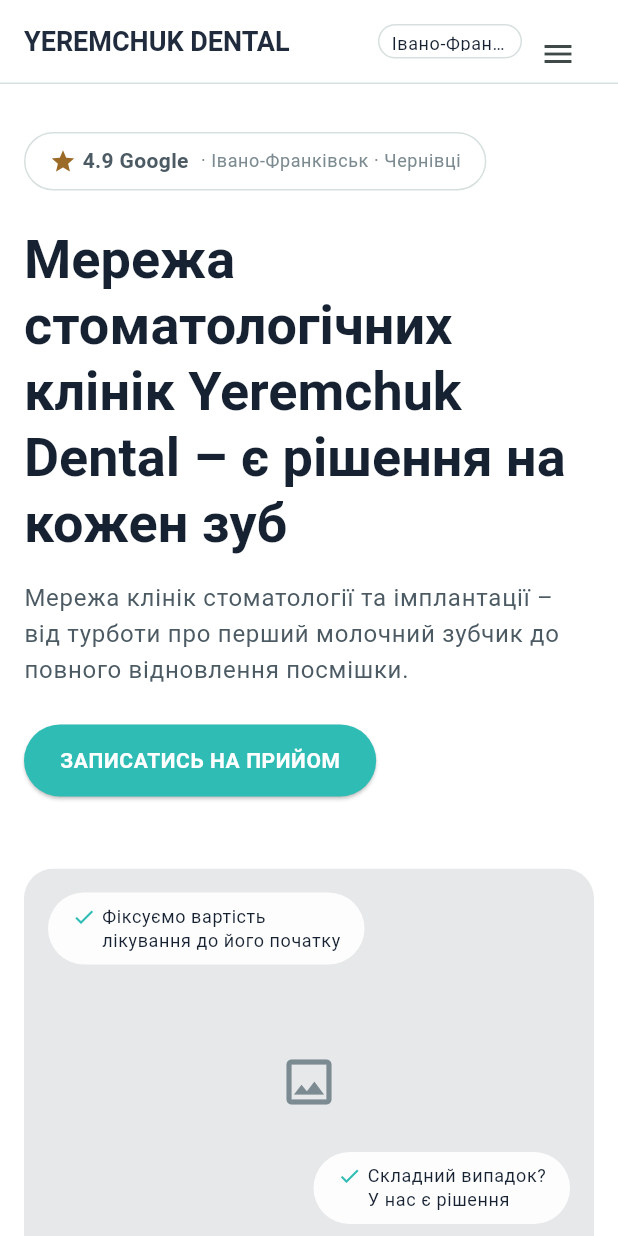
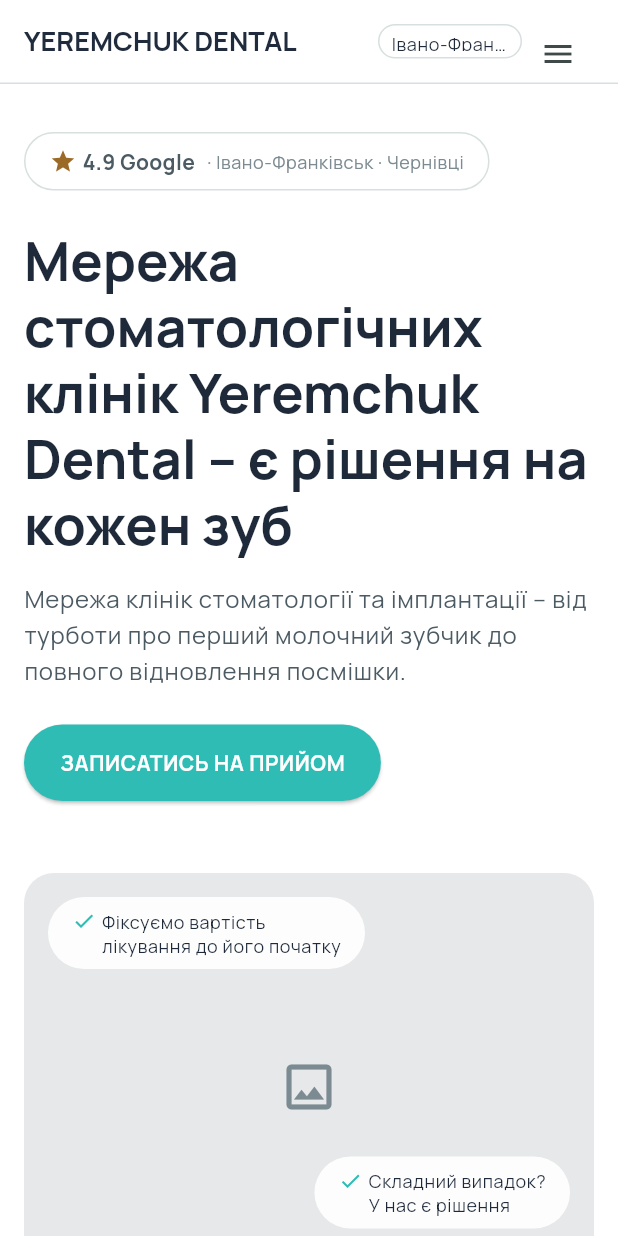
Before and after one commit to exteel/yeremchuk-dental, a Flutter app: the screen it shows after launch, on a phone screen of 412 x 824 dp. Run offline on Flutter 3.47's test engine with Material 3 defaults, Android fonts, the phone set to English and light mode, and no system bars; our stand-ins replace bloc, go_router, google_fonts; generated files the repository leaves out were written again.

Commit message:
Wire Manrope font, correct tealDark/navySoft/ink from precise pixel sampling
Font identified from letterform analysis of numerals and Cyrillic glyphs
across multiple reference crops (Manrope's flat-cut numeral terminals and
single-story a/g are distinctive). Colors re-sampled with wider slice
coverage: tealDark and navySoft were previously unmeasured placeholders,
ink was measured lighter than the coded value across 4 independent slices.

```diff
--- a/lib/theme/app_colors.dart
+++ b/lib/theme/app_colors.dart
@@ -6,13 +6,25 @@
   // Sampled directly from the Figma export pixels (dominant-color extraction),
   // not eyeballed — keep these exact for 1:1 fidelity to the mockups.
   static const teal = Color(0xFF2EBCB5);
-  static const tealDark = Color(0xFF1D8F89);
+  // Flat fill of the dark-teal decorative diamond/chevron graphic (e.g. the
+  // shape behind the "Стоматологічний туризм" panel). Pixel-sampled: modal
+  // value (27,70,68)/#1B4644 across two independent slices (design_5 p04,
+  // категорія p06), >99% pixel consensus in both — a genuine flat color,
+  // not a gradient or an alpha variant of `teal`.
+  static const tealDark = Color(0xFF1B4644);
   static const tealSoft = Color(0xFFD7EEEE);
 
   static const navy = Color(0xFF202C3D);
-  static const navySoft = Color(0xFF2B3C54);
+  // The Figma export renders this panel (the "Знайдемо рішення" CTA card
+  // background) with a subtle vertical gradient, not a flat fill — measured
+  // ~#2E3F5A at the top down to ~#253347 at the bottom, consistently across
+  // two independent instances (design_5 p06, про_нас p05). This hex is the
+  // pixel-count-weighted average color across both panels (~(42,58,81)).
+  // For 1:1 fidelity at a use site, prefer a LinearGradient between the two
+  // measured endpoints over this flat approximation.
+  static const navySoft = Color(0xFF2A3A51);
 
-  static const ink = Color(0xFF162132);
+  static const ink = Color(0xFF1E2939);
   static const inkSoft = Color(0xFF4B5A63);
   static const muted = Color(0xFF7C8B91);
 
--- a/lib/theme/app_theme.dart
+++ b/lib/theme/app_theme.dart
@@ -1,4 +1,5 @@
 import 'package:flutter/material.dart';
+import 'package:google_fonts/google_fonts.dart';
 import 'package:yeremchuk_dental/theme/app_colors.dart';
 import 'package:yeremchuk_dental/theme/app_spacing.dart';
 
@@ -20,36 +21,36 @@
       useMaterial3: true,
       colorScheme: colorScheme,
       scaffoldBackgroundColor: AppColors.paper,
-      fontFamily: 'Roboto',
-      textTheme: const TextTheme(
-        headlineLarge: TextStyle(
+      fontFamily: GoogleFonts.manrope().fontFamily,
+      textTheme: TextTheme(
+        headlineLarge: GoogleFonts.manrope(
           fontSize: 32,
           fontWeight: FontWeight.w700,
           color: AppColors.ink,
           height: 1.15,
         ),
-        headlineMedium: TextStyle(
+        headlineMedium: GoogleFonts.manrope(
           fontSize: 24,
           fontWeight: FontWeight.w700,
           color: AppColors.ink,
           height: 1.2,
         ),
-        titleLarge: TextStyle(
+        titleLarge: GoogleFonts.manrope(
           fontSize: 18,
           fontWeight: FontWeight.w600,
           color: AppColors.ink,
         ),
-        bodyLarge: TextStyle(
+        bodyLarge: GoogleFonts.manrope(
           fontSize: 16,
           color: AppColors.inkSoft,
           height: 1.5,
         ),
-        bodyMedium: TextStyle(
+        bodyMedium: GoogleFonts.manrope(
           fontSize: 14,
           color: AppColors.inkSoft,
           height: 1.5,
         ),
-        labelLarge: TextStyle(
+        labelLarge: GoogleFonts.manrope(
           fontSize: 12,
           fontWeight: FontWeight.w700,
           letterSpacing: 1.2,
@@ -67,7 +68,7 @@
           shape: RoundedRectangleBorder(
             borderRadius: BorderRadius.circular(AppSpacing.buttonRadius),
           ),
-          textStyle: const TextStyle(
+          textStyle: GoogleFonts.manrope(
             fontWeight: FontWeight.w700,
             letterSpacing: 0.4,
           ),
--- a/pubspec.yaml
+++ b/pubspec.yaml
@@ -17,6 +17,7 @@
   flutter_web_plugins:
     sdk: flutter
   go_router: ^18.0.0
+  google_fonts: ^8.2.1
   intl: ^0.20.2
 
 dev_dependencies:
```
Also changed, not shown: pubspec.lock, 1 other file.
